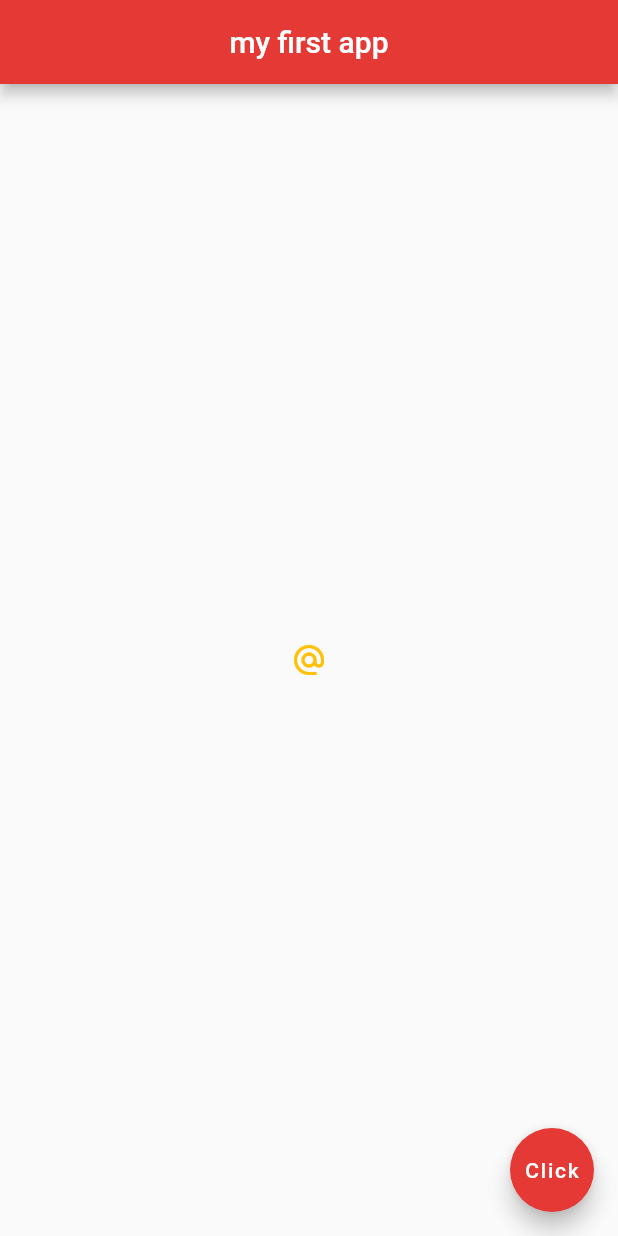
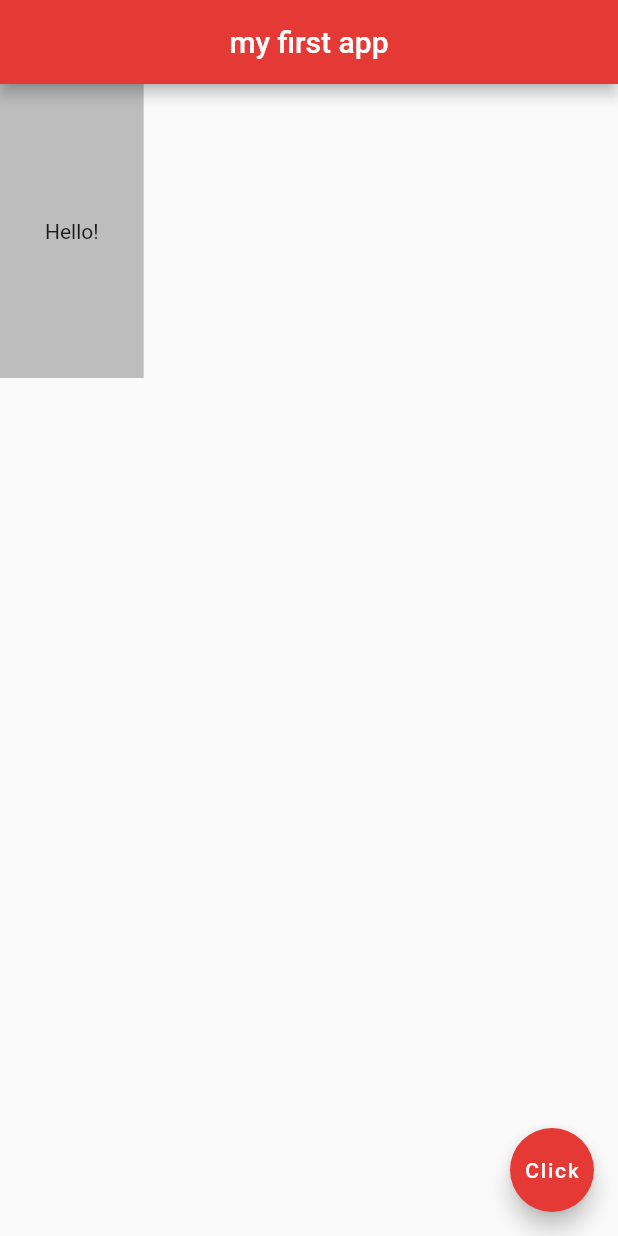
Before and after one commit to SimonB87/flutter-app, a Flutter app: the screen it shows after launch, on a phone screen of 412 x 824 dp. Run offline on Flutter 3.47's test engine with Material 2 defaults, Android fonts, the phone set to English and light mode, and no system bars.

Commit message:
using container with padding

```diff
--- a/lib/main.dart
+++ b/lib/main.dart
@@ -14,14 +14,10 @@ class Home extends StatelessWidget {
         centerTitle: true,
         backgroundColor: Colors.red[600],
       ),
-      body: Center(
-        child: IconButton(
-          onPressed: () {
-            print("You clicked me!");
-          },
-          icon: Icon(Icons.alternate_email),
-          color: Colors.amber,
-        )
+      body: Container(
+        padding: EdgeInsets.symmetric(horizontal: 30.0, vertical: 90.0),
+        color: Colors.grey[400],
+        child: Text("Hello!"),
       ),
       floatingActionButton: FloatingActionButton(
         onPressed: () {},
```
